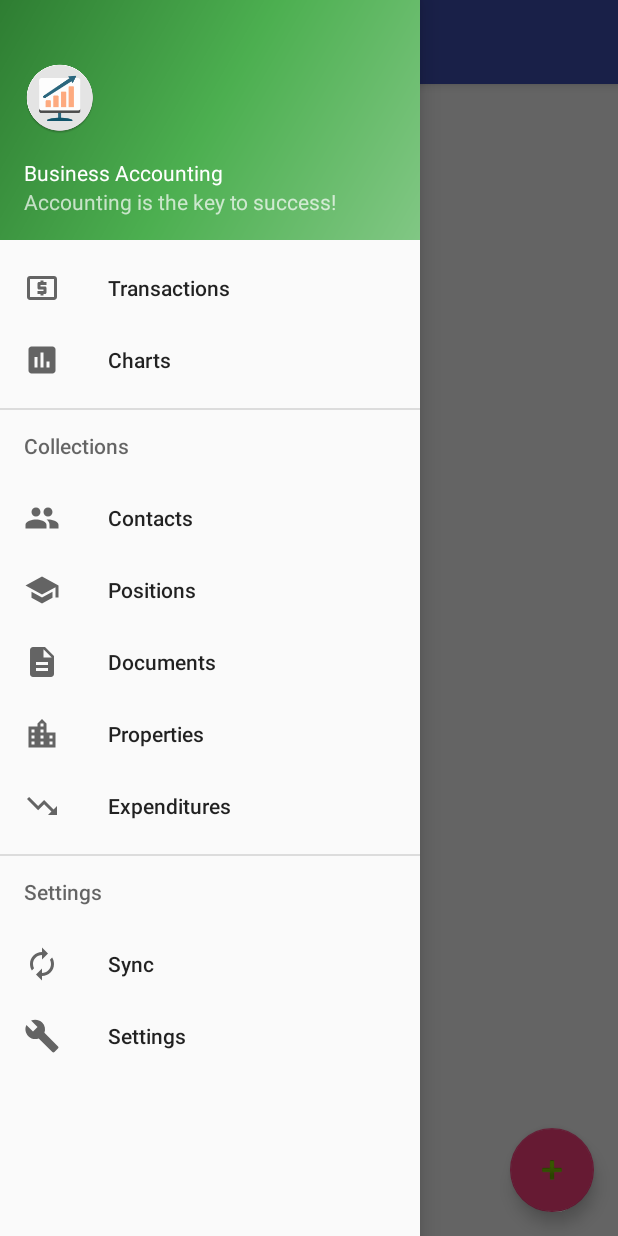
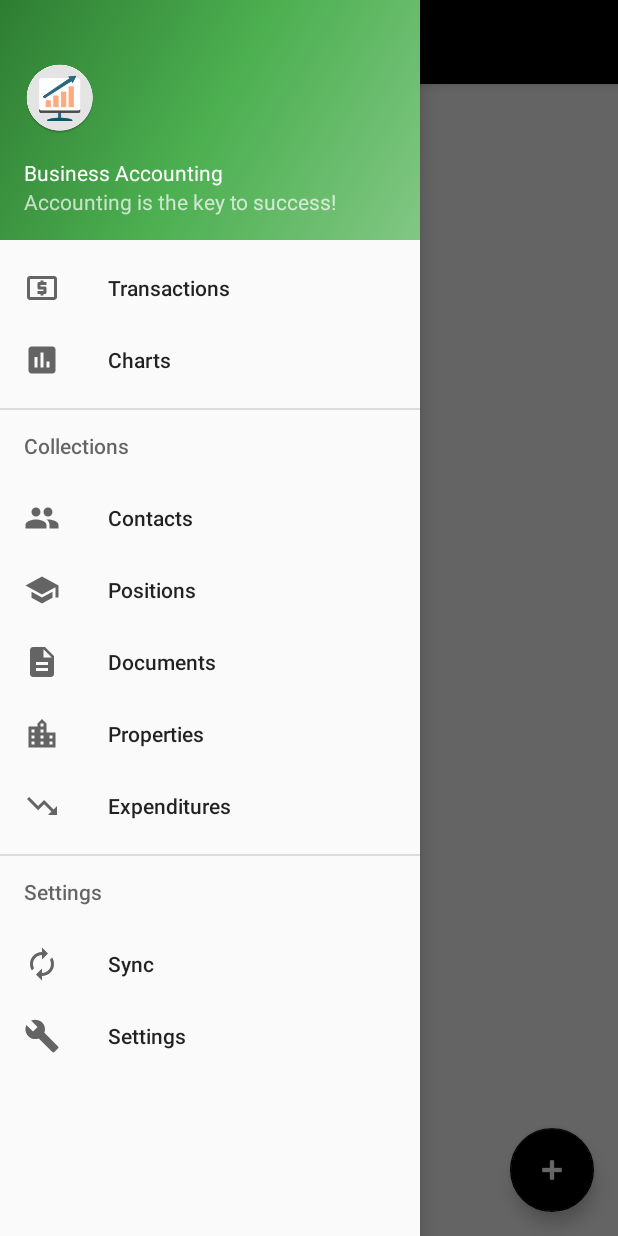
Before and after one commit to kungfux/business-accounting-android, an Android app: the screen it shows after launch (MainActivity), with the side drawer open, on a phone screen of 412 x 824 dp. Run offline under Robolectric (Android 15) with nearby library versions, the phone set to English and light mode, and no system bars.

Commit message:
Changed FAB button style

```diff
--- a/BusinessAccounting/app/src/main/res/layout/app_bar_main.xml
+++ b/BusinessAccounting/app/src/main/res/layout/app_bar_main.xml
@@ -29,6 +29,7 @@
         android:layout_height="wrap_content"
         android:layout_gravity="bottom|end"
         android:layout_margin="@dimen/fab_margin"
+        android:tint="@android:color/white"
         app:srcCompat="@android:drawable/ic_input_add" />
 
 </android.support.design.widget.CoordinatorLayout>
--- a/BusinessAccounting/app/src/main/res/values/colors.xml
+++ b/BusinessAccounting/app/src/main/res/values/colors.xml
@@ -1,6 +1,6 @@
 <?xml version="1.0" encoding="utf-8"?>
 <resources>
-    <color name="colorPrimary">#3F51B5</color>
-    <color name="colorPrimaryDark">#303F9F</color>
-    <color name="colorAccent">#FF4081</color>
+    <color name="colorPrimary">#000</color>
+    <color name="colorPrimaryDark">#000</color>
+    <color name="colorAccent">#000</color>
 </resources>
```
